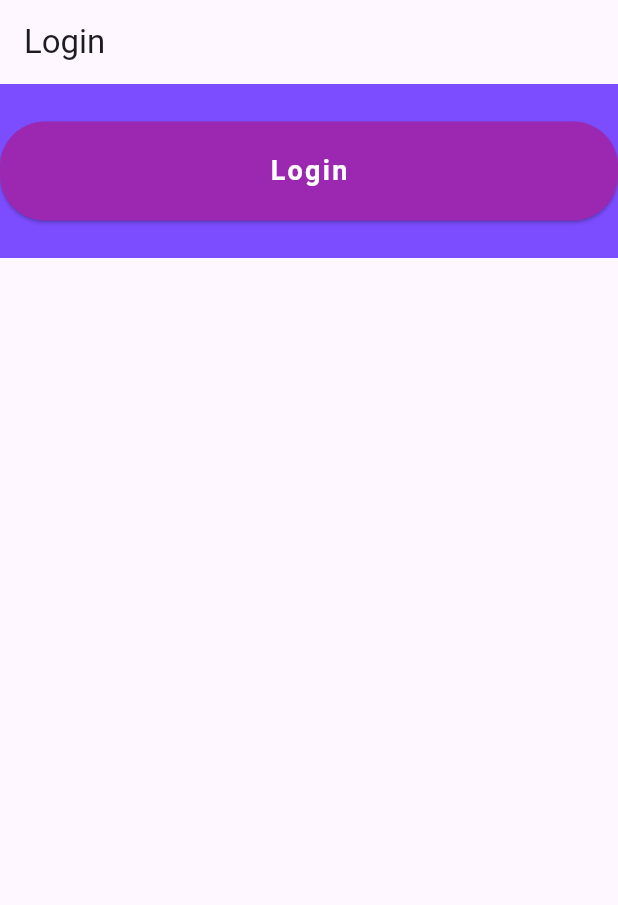
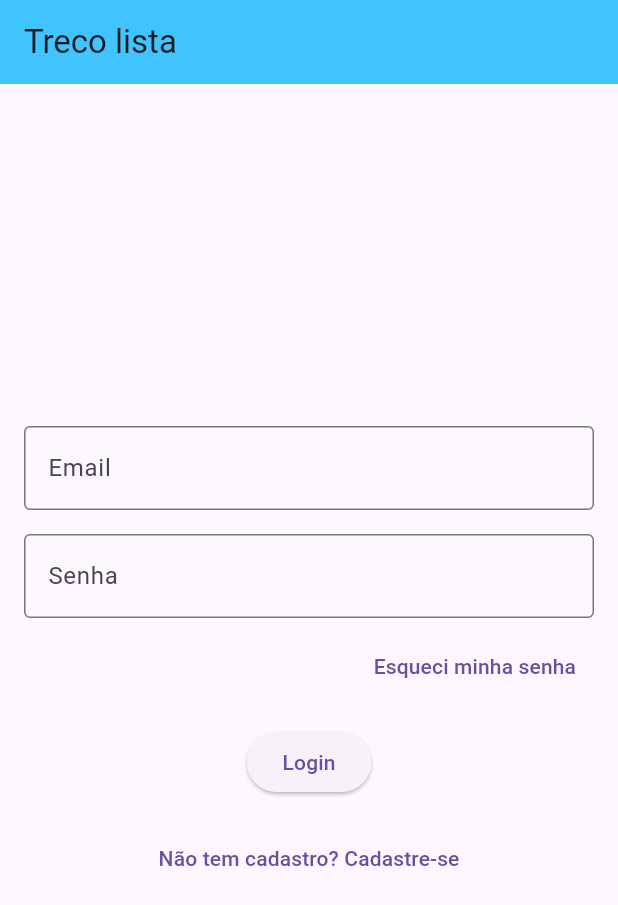
Before and after one commit to GabrienConte/app_TrecoLista, a Flutter app: the screen it shows after launch, on a phone screen of 412 x 824 dp. Shown: the top 905 px of the screen. Run offline on Flutter 3.47's test engine with Material 3 defaults, Android fonts, the phone set to English and light mode, and no system bars.

Commit message:
tela  de login concluida e ajuste no dashboard com side bar

```diff
--- a/lib/screens/android/dashboard.dart
+++ b/lib/screens/android/dashboard.dart
@@ -1,4 +1,5 @@
 import 'package:flutter/material.dart';
+import 'package:treco_lista_app/screens/android/login_screen.dart';
 import '../../src/fill_image_card.dart';
 
 class Dashboard extends StatelessWidget {
@@ -142,6 +143,16 @@ class Dashboard extends StatelessWidget {
             Divider(),
             ListTile(
               title: Text('Treco Lista'),
+            ),
+            Divider(),
+            ListTile(
+              leading: Icon(Icons.logout),
+              title: Text('Sair'),
+              onTap: () => {
+                Navigator.of(context).push(MaterialPageRoute(
+                builder: (context) => Login()
+                ))
+              },
             )
           ],
         ),
--- a/lib/screens/android/login_screen.dart
+++ b/lib/screens/android/login_screen.dart
@@ -7,32 +7,60 @@ class Login extends StatelessWidget {
   Widget build(BuildContext context) {
     return Scaffold(
       appBar: AppBar(
-        title: Text('Login'),
+        title: Text('Treco lista'),
+        backgroundColor: Colors.lightBlueAccent,
       ),
-      body: Container(
-        color: Colors.deepPurpleAccent,
-        padding: EdgeInsets.symmetric(vertical: 25.0),
-        width: double.infinity,
-        child: ElevatedButton(
-          onPressed: () {
-            Navigator.of(context).push(MaterialPageRoute(
-                builder: (context) => Dashboard()
-            ));
-          },
-          style: ElevatedButton.styleFrom(
-            backgroundColor: Colors.purple,
-            padding: EdgeInsets.all(20.0),
-            shape: RoundedRectangleBorder(
-              borderRadius: BorderRadius.circular(30.0)
-            )
+      body: Padding(
+        padding: const EdgeInsets.all(16.0),
+        child: Center(
+          child: SingleChildScrollView(
+            child: Column(
+              mainAxisAlignment: MainAxisAlignment.center,
+              children: <Widget>[
+                TextField(
+                  //controller: _emailController,
+                  decoration: InputDecoration(
+                    labelText: 'Email',
+                    border: OutlineInputBorder(),
+                  ),
+                ),
+                SizedBox(height: 16),
+                TextField(
+                  //controller: _passwordController,
+                  obscureText: true,
+                  decoration: InputDecoration(
+                    labelText: 'Senha',
+                    border: OutlineInputBorder(),
+                  ),
+                ),
+                SizedBox(height: 8),
+                Align(
+                  alignment: Alignment.centerRight,
+                  child: TextButton(
+                    onPressed: () {
+                      // Ação para "Esqueci minha senha"
+                    },
+                    child: Text('Esqueci minha senha'),
+                  ),
+                ),
+                SizedBox(height: 16),
+                ElevatedButton(
+                  onPressed: () {
+                    // Ação para login
+                  },
+                  child: Text('Login'),
+                ),
+                SizedBox(height: 16),
+                TextButton(
+                  onPressed: () {
+                    // Ação para "Não tem cadastro? Cadastre-se"
+                  },
+                  child: Text('Não tem cadastro? Cadastre-se'),
+                ),
+              ],
+            ),
           ),
-          child: Text('Login', style: TextStyle(
-            color: Colors.white,
-            letterSpacing: 1.5,
-            fontSize: 18.0,
-            fontWeight: FontWeight.bold
-          ),),
-        )
+        ),
       ),
     );
   }
```
